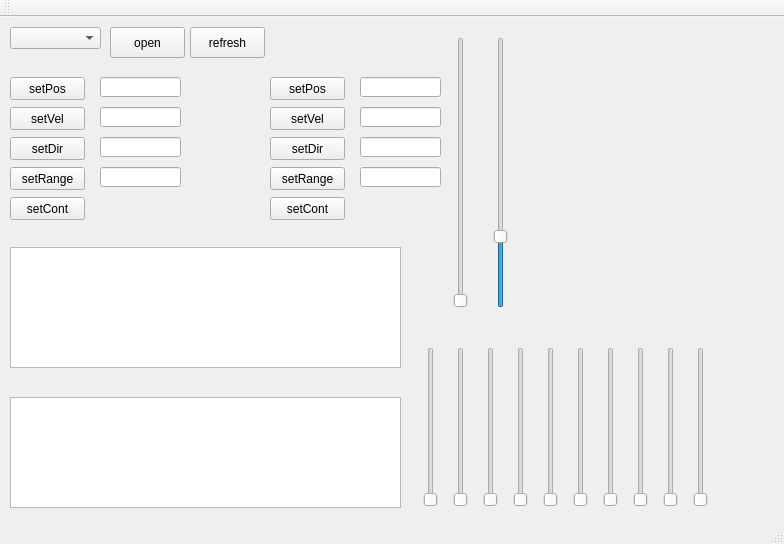
Before: the Qt Designer form mainwindow.ui in PoldenDev/polden-ver-motorControl-desktop, drawn with Qt 5.
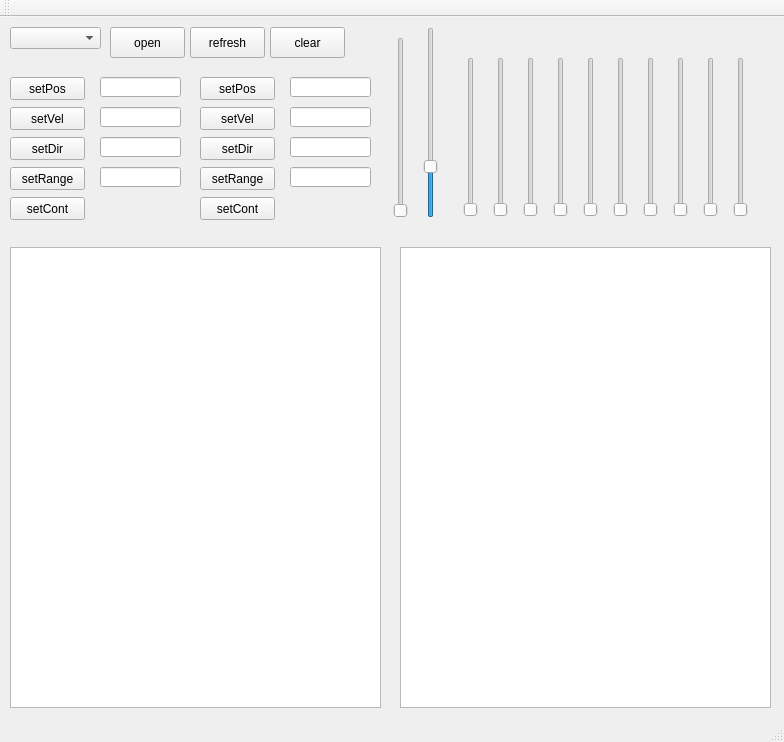
After: the same form once the commit is applied.

What changed in the file:
```diff
--- a/mainwindow.ui
+++ b/mainwindow.ui
@@ -7,7 +7,7 @@
     <x>0</x>
     <y>0</y>
     <width>784</width>
-    <height>544</height>
+    <height>742</height>
    </rect>
   </property>
   <property name="windowTitle">
@@ -135,7 +135,7 @@
    <widget class="QPushButton" name="pushButtonSetCont_2">
     <property name="geometry">
      <rect>
-      <x>270</x>
+      <x>200</x>
       <y>180</y>
       <width>75</width>
       <height>23</height>
@@ -148,7 +148,7 @@
    <widget class="QPushButton" name="pushButtonSetRange_2">
     <property name="geometry">
      <rect>
-      <x>270</x>
+      <x>200</x>
       <y>150</y>
       <width>75</width>
       <height>23</height>
@@ -161,7 +161,7 @@
    <widget class="QLineEdit" name="lineEditVel_2">
     <property name="geometry">
      <rect>
-      <x>360</x>
+      <x>290</x>
       <y>90</y>
       <width>81</width>
       <height>20</height>
@@ -171,7 +171,7 @@
    <widget class="QLineEdit" name="lineEditRange3_2">
     <property name="geometry">
      <rect>
-      <x>360</x>
+      <x>290</x>
       <y>150</y>
       <width>81</width>
       <height>20</height>
@@ -181,7 +181,7 @@
    <widget class="QPushButton" name="pushButton_2">
     <property name="geometry">
      <rect>
-      <x>270</x>
+      <x>200</x>
       <y>90</y>
       <width>75</width>
       <height>23</height>
@@ -194,7 +194,7 @@
    <widget class="QLineEdit" name="lineEditPos_2">
     <property name="geometry">
      <rect>
-      <x>360</x>
+      <x>290</x>
       <y>60</y>
       <width>81</width>
       <height>20</height>
@@ -204,7 +204,7 @@
    <widget class="QPushButton" name="pushButtonDir_2">
     <property name="geometry">
      <rect>
-      <x>270</x>
+      <x>200</x>
       <y>120</y>
       <width>75</width>
       <height>23</height>
@@ -217,7 +217,7 @@
    <widget class="QLineEdit" name="lineEditDir_2">
     <property name="geometry">
      <rect>
-      <x>360</x>
+      <x>290</x>
       <y>120</y>
       <width>81</width>
       <height>20</height>
@@ -227,7 +227,7 @@
    <widget class="QPushButton" name="butPos_2">
     <property name="geometry">
      <rect>
-      <x>270</x>
+      <x>200</x>
       <y>60</y>
       <width>75</width>
       <height>23</height>
@@ -240,10 +240,10 @@
    <widget class="QSlider" name="verticalSlider">
     <property name="geometry">
      <rect>
-      <x>450</x>
+      <x>390</x>
       <y>20</y>
       <width>22</width>
-      <height>271</height>
+      <height>181</height>
      </rect>
     </property>
     <property name="maximum">
@@ -259,10 +259,10 @@
    <widget class="QSlider" name="verticalSlider_2">
     <property name="geometry">
      <rect>
-      <x>490</x>
-      <y>20</y>
+      <x>420</x>
+      <y>10</y>
       <width>22</width>
-      <height>271</height>
+      <height>191</height>
      </rect>
     </property>
     <property name="maximum">
@@ -290,8 +290,8 @@
      <rect>
       <x>10</x>
       <y>230</y>
-      <width>391</width>
-      <height>121</height>
+      <width>371</width>
+      <height>461</height>
      </rect>
     </property>
     <property name="readOnly">
@@ -301,10 +301,10 @@
    <widget class="QPlainTextEdit" name="plainTextUDP">
     <property name="geometry">
      <rect>
-      <x>10</x>
-      <y>380</y>
-      <width>391</width>
-      <height>111</height>
+      <x>400</x>
+      <y>230</y>
+      <width>371</width>
+      <height>461</height>
      </rect>
     </property>
     <property name="readOnly">
@@ -314,8 +314,8 @@
    <widget class="QSlider" name="verticalMotorPos1">
     <property name="geometry">
      <rect>
-      <x>420</x>
-      <y>330</y>
+      <x>460</x>
+      <y>40</y>
       <width>22</width>
       <height>160</height>
      </rect>
@@ -330,8 +330,8 @@
    <widget class="QSlider" name="verticalMotorPos2">
     <property name="geometry">
      <rect>
-      <x>450</x>
-      <y>330</y>
+      <x>490</x>
+      <y>40</y>
       <width>22</width>
       <height>160</height>
      </rect>
@@ -346,8 +346,8 @@
    <widget class="QSlider" name="verticalMotorPos3">
     <property name="geometry">
      <rect>
-      <x>480</x>
-      <y>330</y>
+      <x>520</x>
+      <y>40</y>
       <width>22</width>
       <height>160</height>
      </rect>
@@ -362,8 +362,8 @@
    <widget class="QSlider" name="verticalMotorPos4">
     <property name="geometry">
      <rect>
-      <x>510</x>
-      <y>330</y>
+      <x>550</x>
+      <y>40</y>
       <width>22</width>
       <height>160</height>
      </rect>
@@ -378,8 +378,8 @@
    <widget class="QSlider" name="verticalMotorPos5">
     <property name="geometry">
      <rect>
-      <x>540</x>
-      <y>330</y>
+      <x>580</x>
+      <y>40</y>
       <width>22</width>
       <height>160</height>
      </rect>
@@ -394,8 +394,8 @@
    <widget class="QSlider" name="verticalMotorPos6">
     <property name="geometry">
      <rect>
-      <x>570</x>
-      <y>330</y>
+      <x>610</x>
+      <y>40</y>
       <width>22</width>
       <height>160</height>
      </rect>
@@ -410,8 +410,8 @@
    <widget class="QSlider" name="verticalMotorPos7">
     <property name="geometry">
      <rect>
-      <x>600</x>
-      <y>330</y>
+      <x>640</x>
+      <y>40</y>
       <width>22</width>
       <height>160</height>
      </rect>
@@ -426,8 +426,8 @@
    <widget class="QSlider" name="verticalMotorPos8">
     <property name="geometry">
      <rect>
-      <x>630</x>
-      <y>330</y>
+      <x>670</x>
+      <y>40</y>
       <width>22</width>
       <height>160</height>
      </rect>
@@ -442,8 +442,8 @@
    <widget class="QSlider" name="verticalMotorPos9">
     <property name="geometry">
      <rect>
-      <x>660</x>
-      <y>330</y>
+      <x>700</x>
+      <y>40</y>
       <width>22</width>
       <height>160</height>
      </rect>
@@ -458,8 +458,8 @@
    <widget class="QSlider" name="verticalMotorPos10">
     <property name="geometry">
      <rect>
-      <x>690</x>
-      <y>330</y>
+      <x>730</x>
+      <y>40</y>
       <width>22</width>
       <height>160</height>
      </rect>
@@ -484,6 +484,19 @@
      <string>refresh</string>
     </property>
    </widget>
+   <widget class="QPushButton" name="pushButtonClear">
+    <property name="geometry">
+     <rect>
+      <x>270</x>
+      <y>10</y>
+      <width>75</width>
+      <height>31</height>
+     </rect>
+    </property>
+    <property name="text">
+     <string>clear</string>
+    </property>
+   </widget>
   </widget>
   <widget class="QMenuBar" name="menuBar">
    <property name="geometry">
```
